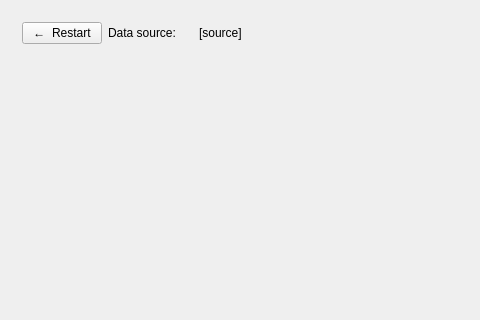
Above: gruepr.ui from gruepr/gruepr before the change; both pictures show x 0 to 480 and y 0 to 320 of the 1019 by 669 pixel window. Below: the same form after it.
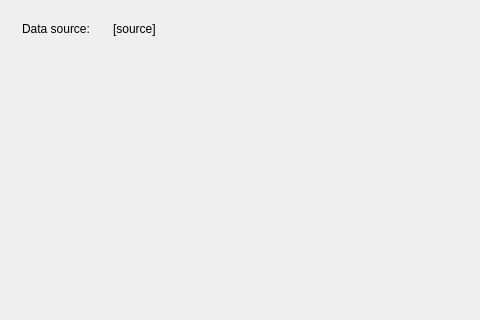
That is the form after the change. Icons and pictures are not drawn. Custom widgets are drawn as their Qt base class.

The edit to the form file:
```diff
--- a/gruepr.ui
+++ b/gruepr.ui
@@ -224,19 +224,6 @@
          </sizepolicy>
         </property>
         <layout class="QHBoxLayout" name="horizontalLayout">
-         <item>
-          <widget class="QPushButton" name="newDataSourceButton">
-           <property name="sizePolicy">
-            <sizepolicy hsizetype="Preferred" vsizetype="Preferred">
-             <horstretch>0</horstretch>
-             <verstretch>0</verstretch>
-            </sizepolicy>
-           </property>
-           <property name="text">
-            <string>←  Restart</string>
-           </property>
-          </widget>
-         </item>
          <item alignment="Qt::AlignmentFlag::AlignLeft|Qt::AlignmentFlag::AlignVCenter">
           <widget class="QLabel" name="dataSourcePrelabel">
            <property name="sizePolicy">
@@ -310,8 +297,8 @@
           <rect>
            <x>0</x>
            <y>0</y>
-           <width>498</width>
-           <height>575</height>
+           <width>495</width>
+           <height>561</height>
           </rect>
          </property>
          <property name="sizePolicy">
```
